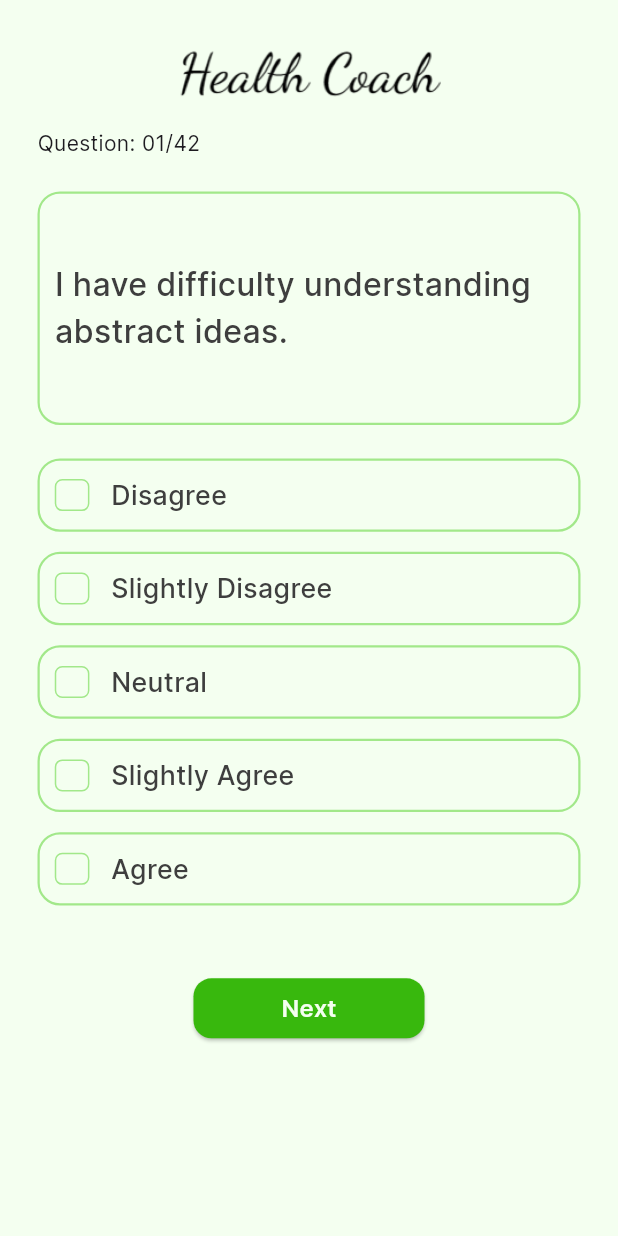
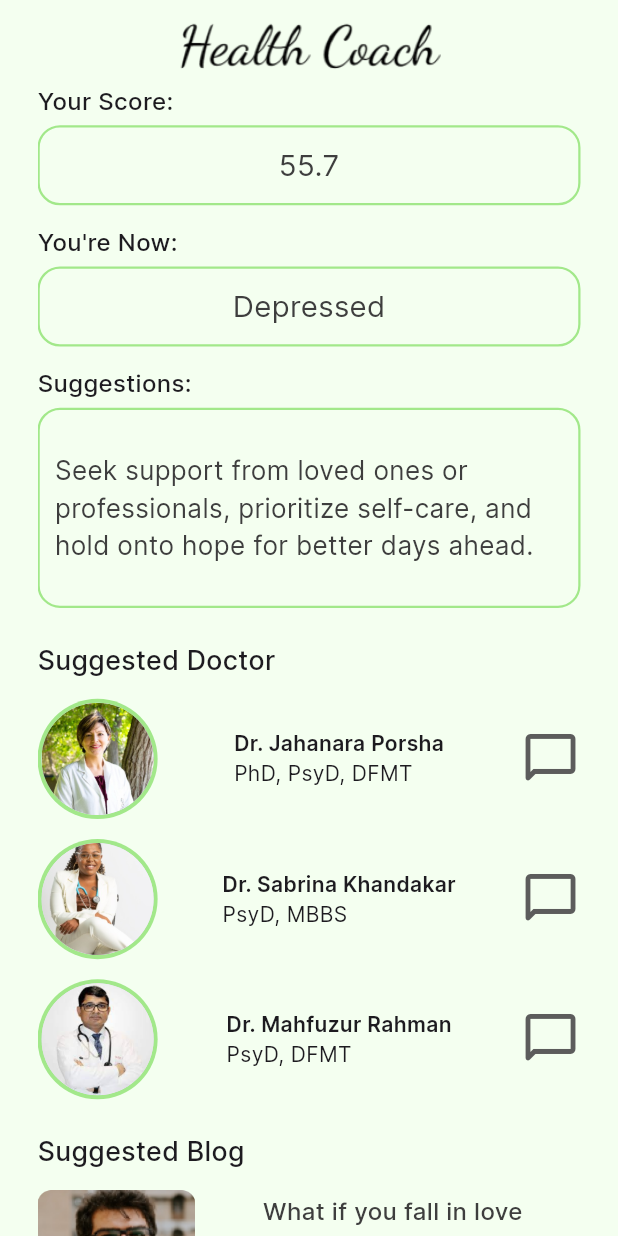
Before and after one commit to sifatullah-haque/HealthCoach, a Flutter app: the screen it shows after launch, on a phone screen of 412 x 824 dp. Run offline on Flutter 3.47's test engine with Material 3 defaults, Android fonts, the phone set to English and light mode, and no system bars; our stand-ins replace flutter_screenutil.

Commit message:
worked on some extra pages

```diff
--- a/health_coach/lib/main.dart
+++ b/health_coach/lib/main.dart
@@ -1,8 +1,7 @@
 import 'package:flutter/material.dart';
 import 'package:flutter_screenutil/flutter_screenutil.dart';
 import 'package:health_coach/pages/login_signup/login.dart';
-import 'package:health_coach/pages/login_signup/signup.dart';
-import 'package:health_coach/pages/situation_test/situation_text.dart';
+import 'package:health_coach/pages/situation_test/test_result.dart';
 
 void main() => runApp(MyApp());
 
@@ -21,7 +20,7 @@ class MyApp extends StatelessWidget {
           theme: ThemeData(
             fontFamily: "Inter",
           ),
-          home: SituationTest(),
+          home: TestResult(),
         );
       },
     );
--- a/health_coach/lib/pages/situation_test/situation_text.dart
+++ b/health_coach/lib/pages/situation_test/situation_test2.dart
@@ -3,8 +3,8 @@ import 'package:flutter_screenutil/flutter_screenutil.dart';
 import 'package:health_coach/const/button.dart';
 import 'package:health_coach/const/color_is.dart';
 
-class SituationTest extends StatelessWidget {
-  const SituationTest({super.key});
+class SituationTest2 extends StatelessWidget {
+  const SituationTest2({super.key});
 
   @override
   Widget build(BuildContext context) {
@@ -29,11 +29,11 @@ class SituationTest extends StatelessWidget {
                 width: 200.w,
               ),
             ),
-            SizedBox(
+            const SizedBox(
               height: 15.0,
             ),
-            Text(
-              "Question: 01/42",
+            const Text(
+              "Question: 02/42",
             ),
             SizedBox(height: 25.h),
             Container(
@@ -49,7 +49,7 @@ class SituationTest extends StatelessWidget {
                 padding: const EdgeInsets.all(10.0),
                 child: Center(
                   child: Text(
-                    "I have difficulty understanding abstract ideas.",
+                    "I am not interested in other people's problems.",
                     style: TextStyle(
                         fontSize: 24.sp,
                         fontWeight: FontWeight.w500,
@@ -59,17 +59,17 @@ class SituationTest extends StatelessWidget {
               ),
             ),
             SizedBox(height: 25.h),
-            CheckOption(text: "Disagree"),
+            const CheckOption(text: "Disagree"),
             SizedBox(height: 15.h),
-            CheckOption(text: "Slightly Disagree"),
+            const CheckOption(text: "Slightly Disagree"),
             SizedBox(height: 15.h),
-            CheckOption(text: "Neutral"),
+            const CheckOption(text: "Neutral"),
             SizedBox(height: 15.h),
-            CheckOption(text: "Slightly Agree"),
+            const CheckOption(text: "Slightly Agree"),
             SizedBox(height: 15.h),
-            CheckOption(text: "Agree"),
+            const CheckOption(text: "Agree"),
             SizedBox(height: 50.h),
-            Center(child: button(text: "Next", size: 160))
+            const Center(child: button(text: "Next", size: 160))
           ],
         ),
       ),
@@ -85,6 +85,7 @@ class CheckOption extends StatefulWidget {
   }) : super(key: key);
 
   @override
+  // ignore: library_private_types_in_public_api
   _CheckOptionState createState() => _CheckOptionState();
 }
 
--- /dev/null
+++ b/health_coach/lib/pages/situation_test/test_result.dart
@@ -0,0 +1,301 @@
+import 'package:flutter/material.dart';
+import 'package:flutter_screenutil/flutter_screenutil.dart';
+import 'package:health_coach/const/color_is.dart';
+
+class TestResult extends StatelessWidget {
+  const TestResult({super.key});
+
+  @override
+  Widget build(BuildContext context) {
+    return Scaffold(
+      appBar: AppBar(
+        //-------------------------------------------------
+        //               Logo & App Bar
+        //-------------------------------------------------
+        title: Image.asset(
+          "assets/logo/text_logo.png",
+          width: 200.w,
+        ),
+        centerTitle: true,
+        elevation: 0,
+        backgroundColor: Coloris.backgroundColor,
+        foregroundColor: Coloris.backgroundColor,
+        surfaceTintColor: Coloris.backgroundColor,
+      ),
+      backgroundColor: Coloris.backgroundColor,
+      body: Padding(
+        padding: const EdgeInsets.symmetric(horizontal: 25.0),
+        child: SingleChildScrollView(
+          child: Column(
+            crossAxisAlignment: CrossAxisAlignment.start,
+            children: [
+              //-------------------------------------------------
+              //              Score & Suggestion Part
+              //-------------------------------------------------
+              Text(
+                "Your Score:",
+                style: TextStyle(fontSize: 18.sp, fontWeight: FontWeight.w500),
+              ),
+              SizedBox(height: 5.h),
+              const BoxWithText(
+                text: "55.7",
+                size: 60,
+                fsize: 22,
+              ),
+              SizedBox(height: 15.h),
+              Text(
+                "You're Now: ",
+                style: TextStyle(fontSize: 18.sp, fontWeight: FontWeight.w500),
+              ),
+              SizedBox(height: 5.h),
+              const BoxWithText(
+                text: "Depressed",
+                size: 60,
+                fsize: 22,
+              ),
+              SizedBox(height: 15.h),
+              Text(
+                "Suggestions:",
+                style: TextStyle(fontSize: 18.sp, fontWeight: FontWeight.w500),
+              ),
+              SizedBox(height: 5.h),
+              const BoxWithText(
+                text:
+                    "Seek support from loved ones or professionals, prioritize self-care, and hold onto hope for better days ahead.",
+                size: 150,
+                fsize: 19.5,
+              ),
+              SizedBox(
+                height: 25.h,
+              ),
+              //-------------------------------------------------
+              //            Suggested Doctor Part
+              //-------------------------------------------------
+              Text(
+                "Suggested Doctor",
+                style: TextStyle(fontSize: 20.sp, fontWeight: FontWeight.w500),
+              ),
+              SizedBox(height: 15.h),
+              const DoctorWithDesignation(
+                image: "profile1",
+                name: "Dr. Jahanara Porsha",
+                designation: "PhD, PsyD, DFMT",
+              ),
+              SizedBox(height: 15.h),
+              const DoctorWithDesignation(
+                  image: "profile2",
+                  name: "Dr. Sabrina Khandakar",
+                  designation: "PsyD, MBBS"),
+              SizedBox(height: 15.h),
+              const DoctorWithDesignation(
+                image: "profile3",
+                name: "Dr. Mahfuzur Rahman",
+                designation: "PsyD, DFMT",
+              ),
+
+              //-------------------------------------------------
+              //              Suggested Blog Part
+              //-------------------------------------------------
+
+              SizedBox(height: 25.h),
+              Text(
+                "Suggested Blog",
+                style: TextStyle(fontSize: 20.sp, fontWeight: FontWeight.w500),
+              ),
+              SizedBox(
+                height: 15.h,
+              ),
+              DoctorsBlog(
+                image: "blog1.png",
+                title: "What if you fall in love",
+                description:
+                    "Falling in love is part of life. Being in love is not a ...",
+                color: Coloris.green,
+              ),
+              SizedBox(height: 20.h),
+              DoctorsBlog(
+                image: "blog2.png",
+                title: "It's Okay to be sad",
+                description:
+                    "Being Same make us way more strong. There are ...",
+              ),
+              SizedBox(height: 20.h),
+              DoctorsBlog(
+                image: "blog3.png",
+                title: "How to be Happy?",
+                description: "Happiness lies into our mind. Here are ...",
+              ),
+              SizedBox(
+                height: 20.h,
+              ),
+            ],
+          ),
+        ),
+      ),
+    );
+  }
+}
+
+class DoctorsBlog extends StatelessWidget {
+  final String image;
+  final String title;
+  final String description;
+  final Color? color;
+  DoctorsBlog({
+    super.key,
+    required this.image,
+    required this.title,
+    required this.description,
+    this.color,
+  });
+
+  @override
+  Widget build(BuildContext context) {
+    return Row(
+      mainAxisAlignment: MainAxisAlignment.spaceBetween,
+      children: [
+        //image goes here
+        Image.asset(
+          "assets/images/$image",
+          height: 110.h,
+        ),
+        //text and other part goes here
+        SizedBox(width: 25.w),
+        SizedBox(
+          width: 220.w,
+          child: Column(
+            crossAxisAlignment: CrossAxisAlignment.start,
+            children: [
+              Text(
+                title,
+                style: TextStyle(
+                    fontSize: 18.sp,
+                    fontWeight: FontWeight.w500,
+                    color: Coloris.text),
+              ),
+              SizedBox(height: 5.h),
+              Text(
+                description,
+                overflow: TextOverflow.fade,
+                style: TextStyle(
+                  fontSize: 16.sp,
+                  fontWeight: FontWeight.w400,
+                  color: Coloris.text,
+                ),
+              ),
+              SizedBox(height: 5.h),
+              Text(
+                "Read More",
+                style: TextStyle(color: Coloris.green),
+              )
+              // Row(
+              //   children: [
+              //     Icon(
+              //       Icons.favorite_outline,
+              //       color: color,
+              //     ),
+              //     SizedBox(width: 10.w),
+              //     const Icon(
+              //       Icons.messenger_outline_rounded,
+              //       color: Coloris.liteGrey,
+              //     ),
+              //     SizedBox(width: 10.w),
+              //     const Icon(
+              //       Icons.share_outlined,
+              //       color: Coloris.liteGrey,
+              //     ),
+              //   ],
+              // )
+            ],
+          ),
+        )
+      ],
+    );
+  }
+}
+
+class DoctorWithDesignation extends StatelessWidget {
+  final String image;
+  final String name;
+  final String designation;
+  const DoctorWithDesignation({
+    super.key,
+    required this.image,
+    required this.name,
+    required this.designation,
+  });
+
+  @override
+  Widget build(BuildContext context) {
+    return Row(
+      mainAxisAlignment: MainAxisAlignment.spaceBetween,
+      children: [
+        //profile goes here
+        CircleAvatar(
+          radius: 45.h,
+          backgroundColor: Coloris.liteGreen,
+          child: CircleAvatar(
+            radius: 42.h,
+            backgroundImage: AssetImage("assets/images/$image.png"),
+          ),
+        ),
+
+        //name and designation will be added here
+        Column(
+          crossAxisAlignment: CrossAxisAlignment.start,
+          children: [
+            Text(
+              name,
+              style: TextStyle(fontWeight: FontWeight.w600),
+            ),
+            Text(designation)
+          ],
+        ),
+        //messege icon will be added here
+        Icon(
+          Icons.messenger_outline_rounded,
+          size: 45.h,
+          color: Coloris.liteGrey,
+        )
+      ],
+    );
+  }
+}
+
+class BoxWithText extends StatelessWidget {
+  final String text;
+  final double size;
+  final double fsize;
+  const BoxWithText({
+    super.key,
+    required this.text,
+    required this.size,
+    required this.fsize,
+  });
+
+  @override
+  Widget build(BuildContext context) {
+    return Container(
+      width: double.infinity,
+      height: size.h,
+      decoration: BoxDecoration(
+          border: Border.all(
+            width: 1.5,
+            color: Coloris.liteGreen,
+          ),
+          borderRadius: BorderRadius.circular(15.0)),
+      child: Padding(
+        padding: const EdgeInsets.all(10.0),
+        child: Center(
+          child: Text(
+            text,
+            style: TextStyle(
+                fontSize: fsize.sp,
+                fontWeight: FontWeight.w400,
+                color: Coloris.text),
+          ),
+        ),
+      ),
+    );
+  }
+}
```
Also changed, not shown: health_coach/lib/pages/login_signup/login.dart (+4 -4 lines), health_coach/lib/pages/situation_test/situation_test.dart (added, +150 -0 lines), health_coach/assets/images/blog1.png (added), health_coach/assets/images/blog2.png (added), health_coach/assets/images/blog3.png (added).
